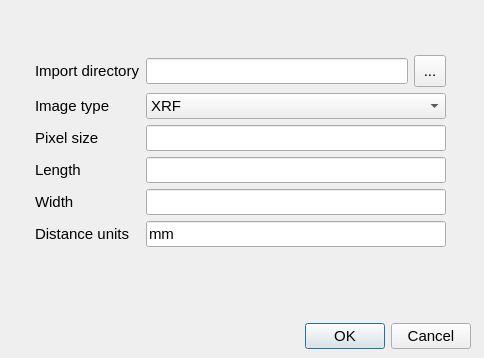
Qt form designer/ImageImportDialog.ui (dhasterok/LaserMapExplorer) before a commit.
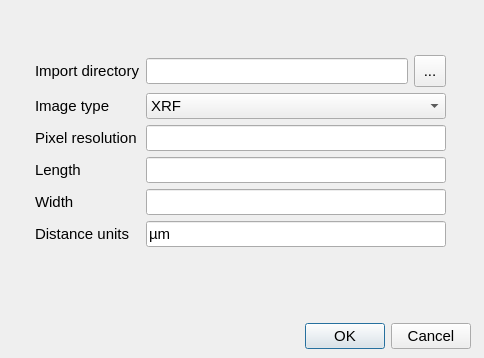
The same form after that commit. Icons and pictures are not drawn.

The edit to the form file:
```diff
--- a/designer/ImageImportDialog.ui
+++ b/designer/ImageImportDialog.ui
@@ -88,7 +88,7 @@
        </font>
       </property>
       <property name="text">
-       <string>Pixel size</string>
+       <string>Pixel resolution</string>
       </property>
      </widget>
     </item>
@@ -131,7 +131,7 @@
     <item row="5" column="1">
      <widget class="QLineEdit" name="lineEditUnits">
       <property name="text">
-       <string>mm</string>
+       <string>µm</string>
       </property>
      </widget>
     </item>
```
